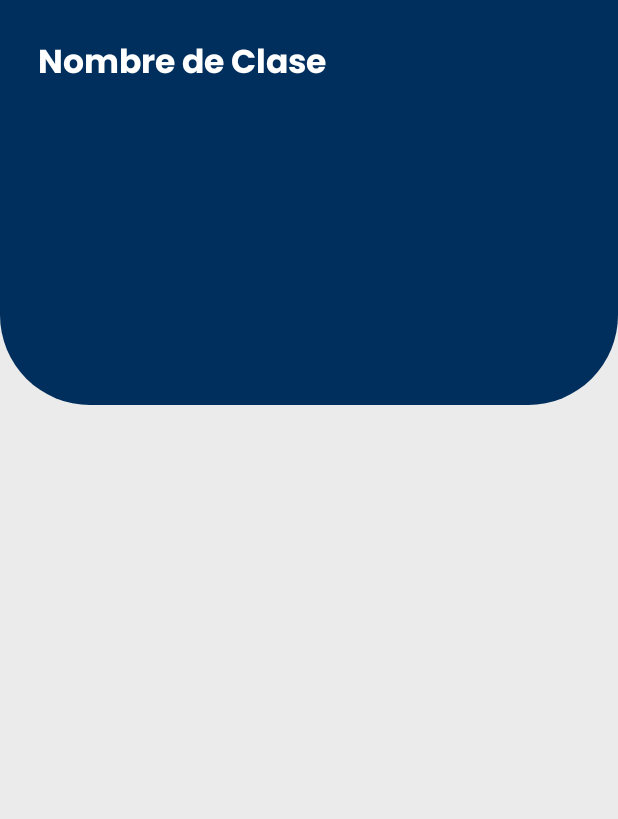
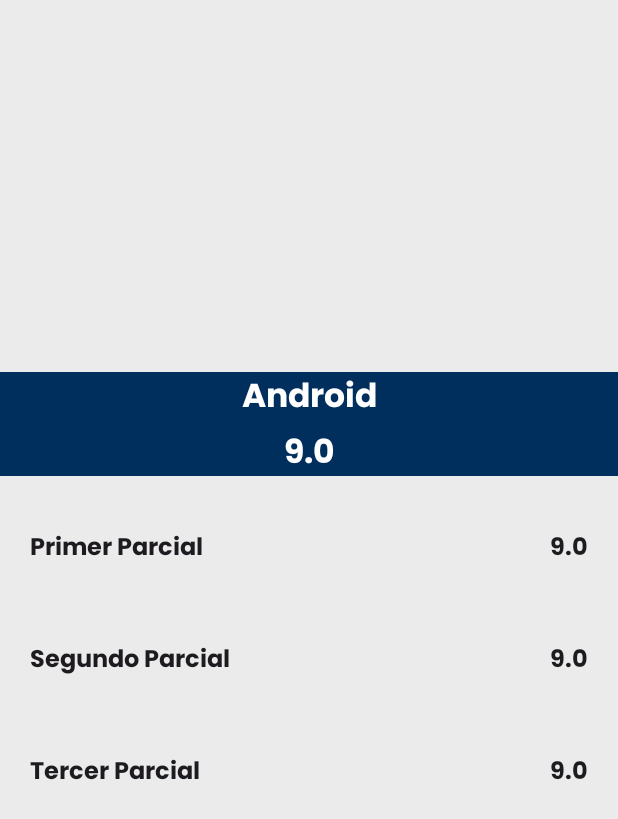
Before and after one commit to YahirHernandezz/LaSalleApp, an Android app built with Jetpack Compose: the ClassDetailScreen screen opened through its navigation route, on a phone screen of 412 x 824 dp. Shown: the top 819 px of the screen. Run offline under Robolectric (Android 15) with nearby library versions, the phone set to English and light mode, and no system bars; libraries missing offline, so code that uses them is left out: com.exyte.animatednavbar; pictures from the network do not load; 1 statement that could not run was skipped.

Commit message:
Interfaz de Calificaciones y DetalleMateria

```diff
--- a/app/src/main/java/com/example/a512lasalleapp/MainActivity.kt
+++ b/app/src/main/java/com/example/a512lasalleapp/MainActivity.kt
@@ -135,7 +135,7 @@ class MainActivity : ComponentActivity() {
                             ThemeScreen(innerPadding = innerPadding)
                         }
                         composable(route = Screens.ClassDetail.route) {
-                            ClassDetailScreen(innerPadding = innerPadding)
+                            ClassDetailScreen(innerPadding = innerPadding, "Android")
                         }
                     }
 
--- a/app/src/main/java/com/example/a512lasalleapp/ui/screens/ClassDetailScreen.kt
+++ b/app/src/main/java/com/example/a512lasalleapp/ui/screens/ClassDetailScreen.kt
@@ -1,47 +1,115 @@
 package com.example.a512lasalleapp.ui.screens
 
+import androidx.compose.foundation.background
+import androidx.compose.foundation.layout.Arrangement
+import androidx.compose.foundation.layout.Box
 import androidx.compose.foundation.layout.Column
 import androidx.compose.foundation.layout.PaddingValues
-import androidx.compose.foundation.layout.height
+import androidx.compose.foundation.layout.Row
+import androidx.compose.foundation.layout.fillMaxSize
+import androidx.compose.foundation.layout.fillMaxWidth
 import androidx.compose.foundation.layout.padding
-import androidx.compose.foundation.lazy.LazyColumn
 import androidx.compose.material3.MaterialTheme
 import androidx.compose.material3.Text
 import androidx.compose.runtime.Composable
+import androidx.compose.ui.Alignment
 import androidx.compose.ui.Modifier
 import androidx.compose.ui.graphics.Color
 import androidx.compose.ui.tooling.preview.Preview
 import androidx.compose.ui.unit.dp
-import com.example.a512lasalleapp.ui.components.ScreenTemplate
 import com.example.a512lasalleapp.ui.theme._512LaSalleAppTheme
+import java.util.Stack
 
 @Composable
-fun ClassDetailScreen(innerPadding : PaddingValues){
-    ScreenTemplate(innerPadding = innerPadding, header = {
+fun ClassDetailScreen(innerPadding : PaddingValues, nombreClase : String){
+    Box(
+        modifier = Modifier
+            .fillMaxSize()
+            .background(MaterialTheme.colorScheme.background),
+        contentAlignment = Alignment.Center
+    ){
         Column (
-            modifier = Modifier.padding(25.dp)
+            horizontalAlignment = Alignment.CenterHorizontally
         ){
-            Text(text = "Nombre de Clase",
-                fontSize = MaterialTheme.typography.titleLarge.fontSize,
-                fontWeight = MaterialTheme.typography.titleMedium.fontWeight,
-                color = Color.White,
-                modifier = Modifier.padding(bottom = 5.dp))
-        }
-    }, body = {
-        LazyColumn (
-            modifier = Modifier.height(300.dp).padding(10.dp)
-        ){
-            item() {
+            Column (
+                modifier = Modifier
+                    .padding(bottom = 35.dp)
+                    .background(MaterialTheme.colorScheme.primary)
+                    .fillMaxWidth(),
+                horizontalAlignment = Alignment.CenterHorizontally
+            ){
+                Text(text = nombreClase,
+                    fontSize = MaterialTheme.typography.titleLarge.fontSize,
+                    fontWeight = MaterialTheme.typography.titleMedium.fontWeight,
+                    color = MaterialTheme.colorScheme.onPrimary,
+                    modifier = Modifier.padding(bottom = 5.dp))
+                Text(text = "9.0",
+                    fontSize = MaterialTheme.typography.titleLarge.fontSize,
+                    fontWeight = MaterialTheme.typography.titleMedium.fontWeight,
+                    color = MaterialTheme.colorScheme.onPrimary)
+            }
 
+            Row (
+                modifier = Modifier
+                    .padding(bottom = 35.dp)
+                    .fillMaxWidth(),
+                Arrangement.SpaceBetween
+            ){
+                Text(text = "Primer Parcial",
+                    fontSize = MaterialTheme.typography.titleMedium.fontSize,
+                    fontWeight = MaterialTheme.typography.titleMedium.fontWeight,
+                    color = MaterialTheme.colorScheme.onBackground,
+                    modifier = Modifier.padding(start = 20.dp, bottom = 5.dp))
+                Text(text = "9.0",
+                    fontSize = MaterialTheme.typography.titleMedium.fontSize,
+                    fontWeight = MaterialTheme.typography.titleMedium.fontWeight,
+                    color = MaterialTheme.colorScheme.onBackground,
+                    modifier = Modifier.padding(end = 20.dp, bottom = 15.dp))
+            }
+
+            Row (
+                modifier = Modifier
+                    .padding(bottom = 35.dp)
+                    .fillMaxWidth(),
+                Arrangement.SpaceBetween
+            ){
+                Text(text = "Segundo Parcial",
+                    fontSize = MaterialTheme.typography.titleMedium.fontSize,
+                    fontWeight = MaterialTheme.typography.titleMedium.fontWeight,
+                    color = MaterialTheme.colorScheme.onBackground,
+                    modifier = Modifier.padding(start = 20.dp, bottom = 5.dp))
+                Text(text = "9.0",
+                    fontSize = MaterialTheme.typography.titleMedium.fontSize,
+                    fontWeight = MaterialTheme.typography.titleMedium.fontWeight,
+                    color = MaterialTheme.colorScheme.onBackground,
+                    modifier = Modifier.padding(end = 20.dp, bottom = 15.dp))
+            }
+
+            Row (
+                modifier = Modifier
+                    .padding(bottom = 35.dp)
+                    .fillMaxWidth(),
+                Arrangement.SpaceBetween
+            ){
+                Text(text = "Tercer Parcial",
+                    fontSize = MaterialTheme.typography.titleMedium.fontSize,
+                    fontWeight = MaterialTheme.typography.titleMedium.fontWeight,
+                    color = MaterialTheme.colorScheme.onBackground,
+                    modifier = Modifier.padding(start = 20.dp, bottom = 5.dp))
+                Text(text = "9.0",
+                    fontSize = MaterialTheme.typography.titleMedium.fontSize,
+                    fontWeight = MaterialTheme.typography.titleMedium.fontWeight,
+                    color = MaterialTheme.colorScheme.onBackground,
+                    modifier = Modifier.padding(end = 20.dp, bottom = 15.dp))
             }
         }
-    })
+    }
 }
 
 @Preview
 @Composable
 fun ClassDetailScreenPreview() {
     _512LaSalleAppTheme {
-        ClassDetailScreen(innerPadding = PaddingValues())
+        ClassDetailScreen(innerPadding = PaddingValues(), "Android")
     }
 }
--- a/app/src/main/java/com/example/a512lasalleapp/ui/screens/GradesScreen.kt
+++ b/app/src/main/java/com/example/a512lasalleapp/ui/screens/GradesScreen.kt
@@ -23,6 +23,7 @@ import androidx.navigation.NavController
 import coil.compose.AsyncImage
 import coil.request.ImageRequest
 import com.example.a512lasalleapp.R
+import com.example.a512lasalleapp.ui.components.ClassItem
 import com.example.a512lasalleapp.ui.components.ScreenTemplate
 import com.example.a512lasalleapp.ui.theme._512LaSalleAppTheme
 
@@ -84,10 +85,10 @@ fun GradesScreen(innerPadding: PaddingValues, navController: NavController) {
         }
     }, body = {
         LazyColumn (
-            modifier = Modifier.height(300.dp).padding(10.dp)
+            modifier = Modifier.height(570.dp).padding(10.dp)
         ){
             items(7) {
-
+                ClassItem("Android", 9.0, onClick = {navController.navigate("class-detail")})
             }
         }
     })
```
Also changed, not shown: app/src/main/java/com/example/a512lasalleapp/ui/components/ClassItem.kt (+56 -2 lines).
